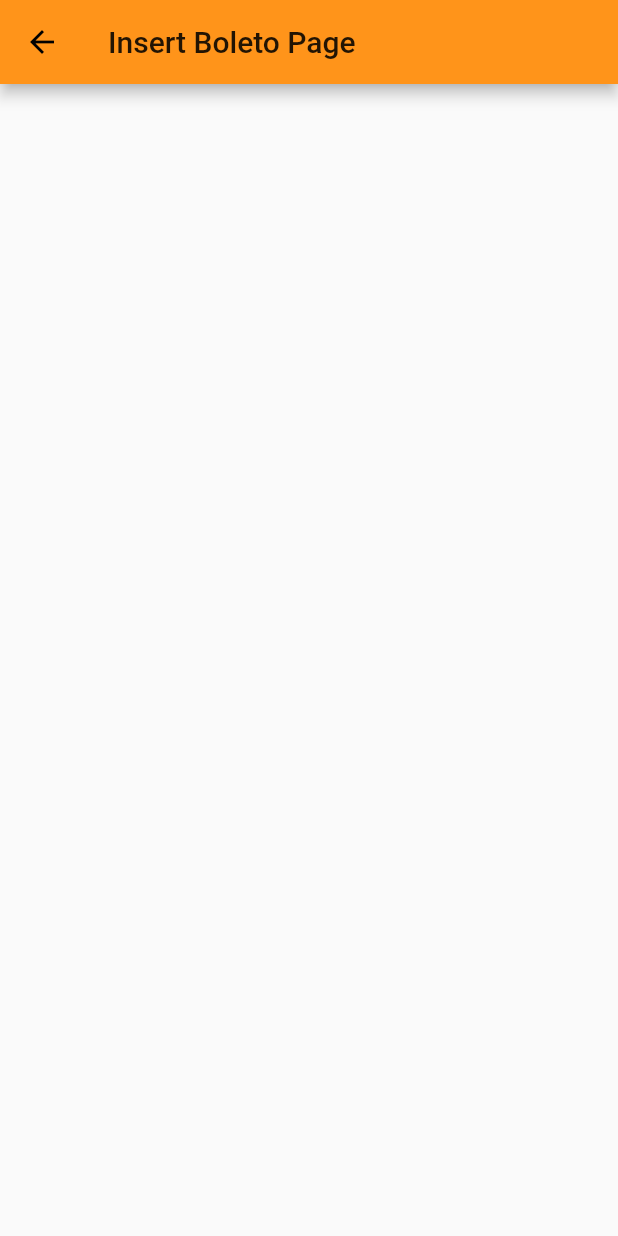
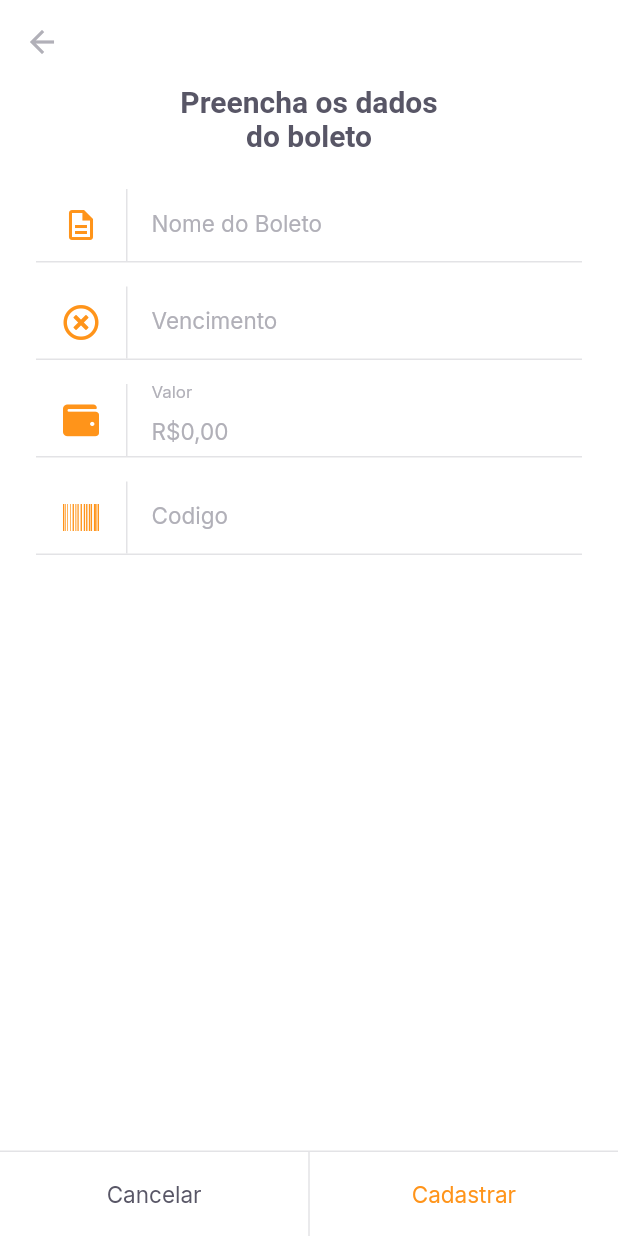
Before and after one commit to nicolay-padalko/payflow, a Flutter app: the InsertBoletoPage screen opened by its route, on a phone screen of 412 x 824 dp. Run offline on Flutter 3.47's test engine with Material 2 defaults, Android fonts, the phone set to English and light mode, and no system bars; our stand-ins replace camera, firebase_core, flutter_masked_text2, font_awesome_flutter, google_fonts, google_sign_in and 2 more; missing offline and left inert: firebase_core_web, google_ml_kit, google_sign_in_web, image_picker_for_web, shared_preferences_web; accounts and stored records are empty.

Commit message:
tela inserir boleto

```diff
--- a/lib/modules/home/home_page.dart
+++ b/lib/modules/home/home_page.dart
@@ -72,7 +72,8 @@ class _HomePageState extends State<HomePage> {
             ),
             GestureDetector(
               onTap: () {
-                Navigator.pushNamed(context, '/barcode_scanner');
+                //Navigator.pushNamed(context, '/barcode_scanner');
+                Navigator.pushNamed(context, '/insert_boleto');
               },
               child: Container(
                 width: 56,
--- a/lib/modules/insert_boleto/insert_boleto_page.dart
+++ b/lib/modules/insert_boleto/insert_boleto_page.dart
@@ -1,13 +1,98 @@
+import 'package:flutter/cupertino.dart';
 import 'package:flutter/material.dart';
+import 'package:flutter_masked_text2/flutter_masked_text2.dart';
+import 'package:font_awesome_flutter/font_awesome_flutter.dart';
+import 'package:payflow/shared/themes/app_colors.dart';
+import 'package:payflow/shared/themes/app_text_styles.dart';
+import 'package:payflow/shared/widgets/input_text/input_text_widget.dart';
+import 'package:payflow/shared/widgets/set_label_buttons/set_label_buttons.dart';
 
-class InsertBoletoPage extends StatelessWidget {
-  const InsertBoletoPage({Key? key}) : super(key: key);
+class InsertBoletoPage extends StatefulWidget {
+  final String? barcode;
+  const InsertBoletoPage({Key? key, this.barcode}) : super(key: key);
+
+  @override
+  _InsertBoletoPageState createState() => _InsertBoletoPageState();
+}
+
+class _InsertBoletoPageState extends State<InsertBoletoPage> {
+  final moneyInputTextController = MoneyMaskedTextController(
+    leftSymbol: 'R\$',
+    decimalSeparator: ',',
+  );
+
+  final dueDateInputTextController = MaskedTextController(mask: '00/00/0000');
+  final barcodeInputTextController = TextEditingController();
+
+  @override
+  void initState() {
+    if (widget.barcode != null) {
+      barcodeInputTextController.text = widget.barcode!;
+    }
+    super.initState();
+  }
 
   @override
   Widget build(BuildContext context) {
     return Scaffold(
-        appBar: AppBar(
-      title: Text('Insert Boleto Page'),
-    ));
+      backgroundColor: AppColors.background,
+      appBar: AppBar(
+        backgroundColor: AppColors.background,
+        elevation: 0,
+        leading: BackButton(
+          color: AppColors.input,
+        ),
+      ),
+      body: Padding(
+        padding: const EdgeInsets.symmetric(horizontal: 24),
+        child: Column(
+          crossAxisAlignment: CrossAxisAlignment.center,
+          children: [
+            Padding(
+              padding: const EdgeInsets.symmetric(horizontal: 93),
+              child: Text(
+                'Preencha os dados do boleto',
+                style: TextStyles.titleBoldHeading,
+                textAlign: TextAlign.center,
+              ),
+            ),
+            SizedBox(
+              height: 24,
+            ),
+            InputTextWidget(
+              label: 'Nome do Boleto',
+              icon: Icons.description_outlined,
+              onChanged: (value) {},
+            ),
+            InputTextWidget(
+              controller: dueDateInputTextController,
+              label: 'Vencimento',
+              icon: FontAwesomeIcons.timesCircle,
+              onChanged: (value) {},
+            ),
+            InputTextWidget(
+              controller: moneyInputTextController,
+              label: 'Valor',
+              icon: FontAwesomeIcons.wallet,
+              onChanged: (value) {},
+            ),
+            InputTextWidget(
+              label: 'Codigo',
+              icon: FontAwesomeIcons.barcode,
+              onChanged: (value) {},
+            ),
+          ],
+        ),
+      ),
+      bottomNavigationBar: SetLabelButtons(
+        enableSecondaryColor: true,
+        primaryLabel: 'Cancelar',
+        primaryOnPressed: () {
+          Navigator.pop(context);
+        },
+        secondaryLabel: 'Cadastrar',
+        secondaryOnPressed: () {},
+      ),
+    );
   }
 }
--- a/lib/shared/themes/app_colors.dart
+++ b/lib/shared/themes/app_colors.dart
@@ -6,6 +6,7 @@ class AppColors {
   static final delete = Color(0xFFE83F5B);
   static final heading = Color(0xFF585666);
   static final body = Color(0xFF706E7A);
+  static final input = Color(0xFFB1B0B8);
   static final stroke = Color(0xFFE3E3E6);
   static final shape = Color(0xFFFAFAFC);
   static final background = Color(0xFFFFFFFF);
--- a/lib/shared/themes/app_text_styles.dart
+++ b/lib/shared/themes/app_text_styles.dart
@@ -78,6 +78,11 @@ class TextStyles {
     fontWeight: FontWeight.w700,
     color: AppColors.background,
   );
+  static final input = GoogleFonts.inter(
+    fontSize: 15,
+    fontWeight: FontWeight.w400,
+    color: AppColors.input,
+  );
   static final captionBackground = GoogleFonts.inter(
     fontSize: 13,
     fontWeight: FontWeight.w400,
--- /dev/null
+++ b/lib/shared/widgets/input_text/input_text_widget.dart
@@ -0,0 +1,68 @@
+import 'package:flutter/material.dart';
+import 'package:payflow/shared/themes/app_colors.dart';
+import 'package:payflow/shared/themes/app_text_styles.dart';
+
+class InputTextWidget extends StatelessWidget {
+  final String label;
+  final IconData icon;
+  final String? initialValue;
+  final String? Function(String?)? validator;
+  final TextEditingController? controller;
+  final void Function(String value) onChanged;
+
+  const InputTextWidget({
+    Key? key,
+    required this.label,
+    required this.icon,
+    this.initialValue,
+    this.validator,
+    this.controller,
+    required this.onChanged,
+  }) : super(key: key);
+
+  @override
+  Widget build(BuildContext context) {
+    return Padding(
+      padding: const EdgeInsets.only(bottom: 16),
+      child: Column(
+        children: [
+          TextFormField(
+            controller: controller,
+            onChanged: onChanged,
+            initialValue: initialValue,
+            validator: validator,
+            style: TextStyles.input,
+            decoration: InputDecoration(
+              contentPadding: EdgeInsets.zero,
+              labelText: label,
+              labelStyle: TextStyles.input,
+              icon: Row(
+                mainAxisSize: MainAxisSize.min,
+                children: [
+                  Padding(
+                    padding: const EdgeInsets.symmetric(horizontal: 18),
+                    child: Icon(
+                      icon,
+                      color: AppColors.primary,
+                    ),
+                  ),
+                  Container(
+                    width: 1,
+                    height: 48,
+                    color: AppColors.stroke,
+                  ),
+                ],
+              ),
+              border: InputBorder.none,
+            ),
+          ),
+          Divider(
+            height: 1,
+            thickness: 1,
+            color: AppColors.stroke,
+          )
+        ],
+      ),
+    );
+  }
+}
--- a/lib/shared/widgets/set_label_buttons/set_label_buttons.dart
+++ b/lib/shared/widgets/set_label_buttons/set_label_buttons.dart
@@ -10,6 +10,7 @@ class SetLabelButtons extends StatelessWidget {
   final String secondaryLabel;
   final VoidCallback secondaryOnPressed;
   final bool enablePrimaryColor;
+  final bool enableSecondaryColor;
 
   const SetLabelButtons({
     Key? key,
@@ -18,12 +19,23 @@ class SetLabelButtons extends StatelessWidget {
     required this.secondaryLabel,
     required this.secondaryOnPressed,
     this.enablePrimaryColor = false,
+    this.enableSecondaryColor = false,
   }) : super(key: key);
 
   @override
   Widget build(BuildContext context) {
     return Container(
-      color: AppColors.shape,
+      color: AppColors.background,
+      height: 57,
+      child: Column(
+        mainAxisSize: MainAxisSize.min,
+        children: [
+          Divider(
+            thickness: 1,
+            height: 1,
+            color: AppColors.stroke,
+          ),
+          Container(
             height: 56,
             child: Row(
               children: [
@@ -31,7 +43,7 @@ class SetLabelButtons extends StatelessWidget {
                   child: LabelButton(
                     label: primaryLabel,
                     onPressed: primaryOnPressed,
-              style: TextStyles.buttonPrimary,
+                    style: enablePrimaryColor ? TextStyles.buttonPrimary : null,
                   ),
                 ),
                 DividerVerticalWidget(),
@@ -39,6 +51,11 @@ class SetLabelButtons extends StatelessWidget {
                   child: LabelButton(
                     label: secondaryLabel,
                     onPressed: secondaryOnPressed,
+                    style:
+                        enableSecondaryColor ? TextStyles.buttonPrimary : null,
+                  ),
+                ),
+              ],
             ),
           ),
         ],
--- a/pubspec.yaml
+++ b/pubspec.yaml
@@ -20,7 +20,9 @@ dependencies:
   shared_preferences: ^2.0.6
   google_ml_kit: ^0.6.0
   camera: ^0.8.1+3
-  image_picker: ^0.8.0+4
+  image_picker: ^0.8.1+1
+  font_awesome_flutter: ^9.1.0
+  flutter_masked_text2: ^0.9.1
 
 dev_dependencies:
   flutter_test:
```
Also changed, not shown: lib/modules/barcode_scanner/barcode_scanner_controller.dart (+25 -30 lines), lib/modules/barcode_scanner/barcode_scanner_page.dart (+7 -5 lines), lib/modules/barcode_scanner/barcode_scanner_status.dart (+31 -14 lines), lib/modules/insert_boleto/insert_boleto_controller.dart (added), pubspec.lock, 3 other files. Lines whose indentation alone changed are shown as unchanged.
